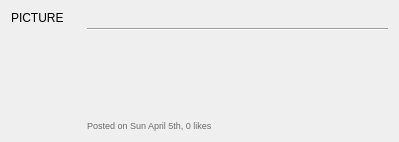
The window that hathor/hshoutbox.ui (jnetterf/hathor) describes before a commit, drawn with Qt 5.
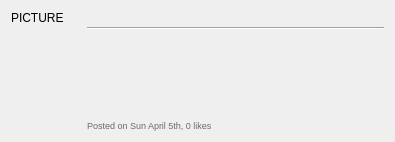
The same window after the commit.

```diff
--- a/hathor/hshoutbox.ui
+++ b/hathor/hshoutbox.ui
@@ -6,12 +6,12 @@
    <rect>
     <x>0</x>
     <y>0</y>
-    <width>399</width>
-    <height>134</height>
+    <width>395</width>
+    <height>130</height>
    </rect>
   </property>
   <property name="sizePolicy">
-   <sizepolicy hsizetype="Preferred" vsizetype="Fixed">
+   <sizepolicy hsizetype="Preferred" vsizetype="Maximum">
     <horstretch>0</horstretch>
     <verstretch>0</verstretch>
    </sizepolicy>
@@ -20,18 +20,12 @@
    <string>Form</string>
   </property>
   <layout class="QGridLayout" name="gridLayout">
-   <item row="4" column="1">
-    <spacer name="verticalSpacer">
+   <item row="1" column="1">
+    <widget class="Line" name="line">
      <property name="orientation">
-      <enum>Qt::Vertical</enum>
+      <enum>Qt::Horizontal</enum>
      </property>
-     <property name="sizeHint" stdset="0">
-      <size>
-       <width>0</width>
-       <height>0</height>
-      </size>
-     </property>
-    </spacer>
+    </widget>
    </item>
    <item row="0" column="1">
     <widget class="QLabel" name="label_user">
@@ -47,14 +41,14 @@
       </font>
      </property>
      <property name="text">
-      <string> </string>
+      <string/>
      </property>
     </widget>
    </item>
    <item row="2" column="1">
     <widget class="QLabel" name="label_comments">
      <property name="sizePolicy">
-      <sizepolicy hsizetype="Preferred" vsizetype="Expanding">
+      <sizepolicy hsizetype="Preferred" vsizetype="MinimumExpanding">
        <horstretch>0</horstretch>
        <verstretch>0</verstretch>
       </sizepolicy>
@@ -65,7 +59,7 @@
       </font>
      </property>
      <property name="text">
-      <string> </string>
+      <string/>
      </property>
      <property name="alignment">
       <set>Qt::AlignLeading|Qt::AlignLeft|Qt::AlignTop</set>
@@ -75,14 +69,7 @@
      </property>
     </widget>
    </item>
-   <item row="1" column="1">
-    <widget class="Line" name="line">
-     <property name="orientation">
-      <enum>Qt::Horizontal</enum>
-     </property>
-    </widget>
-   </item>
-   <item row="5" column="1">
+   <item row="4" column="1">
     <widget class="QLabel" name="label_dateLikes">
      <property name="sizePolicy">
       <sizepolicy hsizetype="Preferred" vsizetype="Maximum">
@@ -137,7 +124,7 @@
      </property>
     </widget>
    </item>
-   <item row="0" column="0" rowspan="6">
+   <item row="0" column="0" rowspan="5">
     <layout class="QVBoxLayout" name="verticalLayout">
      <property name="spacing">
       <number>0</number>
```
